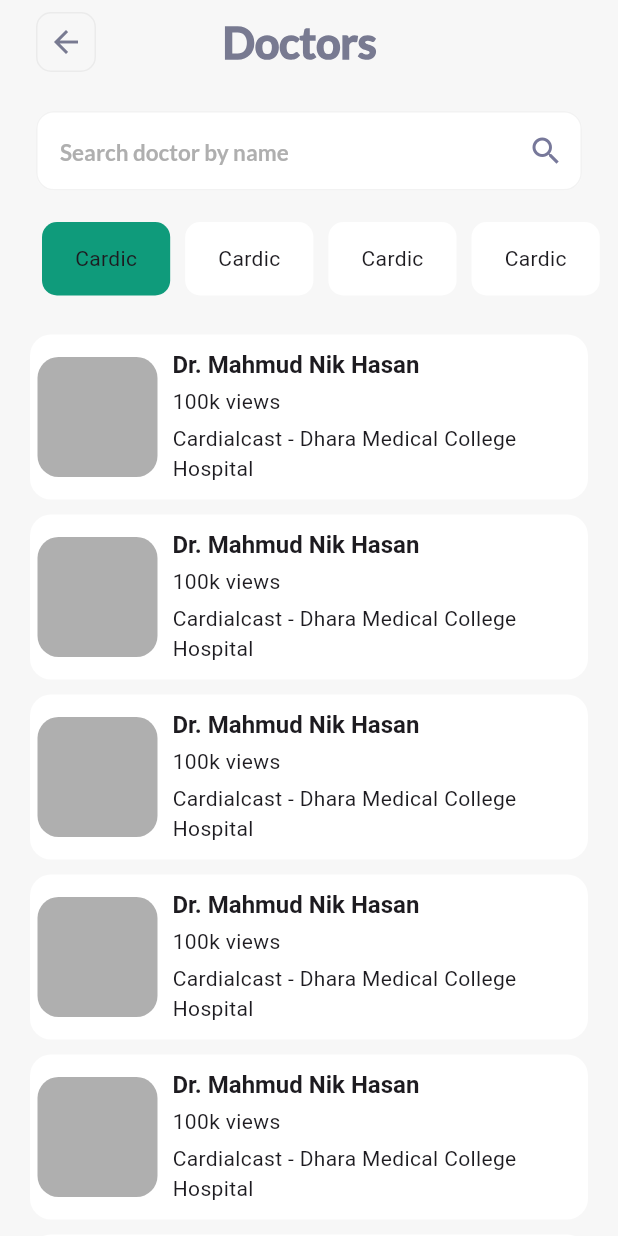
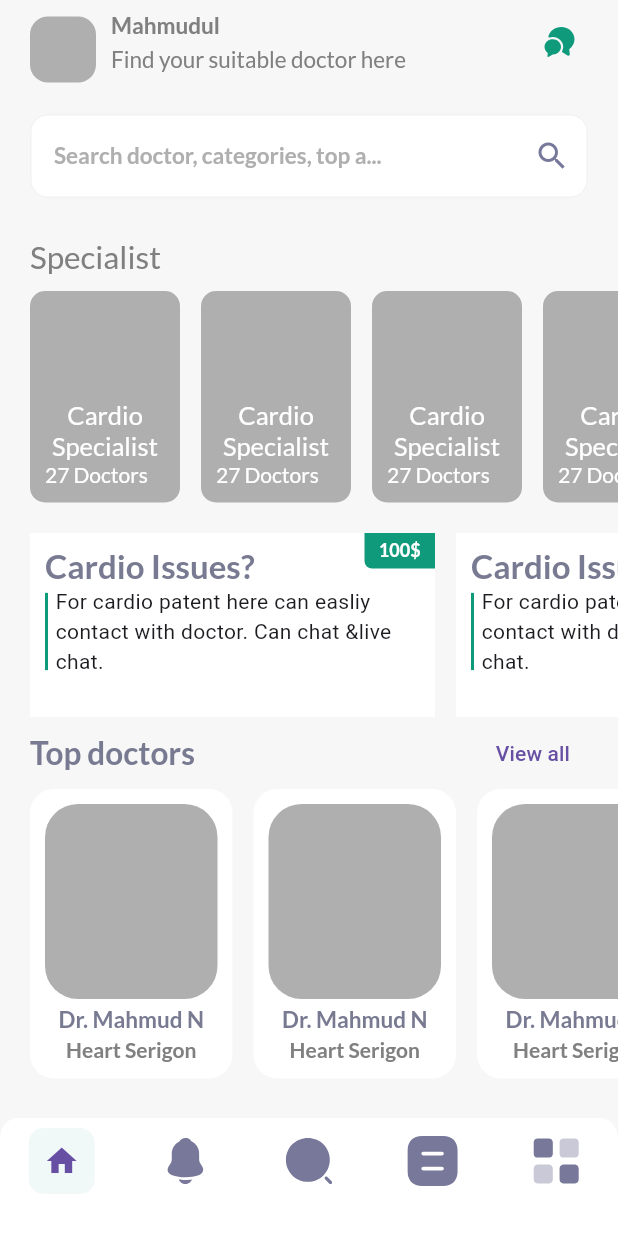
Before and after one commit to YorqinBek7/Clinic-App, a Flutter app: the screen it shows after launch, on a phone screen of 412 x 824 dp. Run offline on Flutter 3.47's test engine with Material 2 defaults, Android fonts, the phone set to English and light mode, and no system bars; our stand-ins replace bloc, flutter_bloc, flutter_svg.

Commit message:
added home screen

```diff
--- /dev/null
+++ b/lib/blocs/bottom_navigation/bottom_navigation_bloc.dart
@@ -0,0 +1,10 @@
+import 'package:bloc/bloc.dart';
+import 'package:flutter/material.dart';
+
+part 'bottom_navigation_event.dart';
+
+class BottomNavigationBloc extends Bloc<BottomNavigationEvent, int> {
+  BottomNavigationBloc() : super(0) {
+    on<BottomNavigationEvent>((event, emit) {});
+  }
+}
--- /dev/null
+++ b/lib/blocs/bottom_navigation/bottom_navigation_event.dart
@@ -0,0 +1,9 @@
+part of 'bottom_navigation_bloc.dart';
+
+@immutable
+abstract class BottomNavigationEvent {}
+
+class BottomNavigationManager extends BottomNavigationEvent {
+  final int index;
+  BottomNavigationManager(this.index);
+}
--- a/lib/main.dart
+++ b/lib/main.dart
@@ -16,7 +16,7 @@ class ClinicApp extends StatelessWidget {
       title: 'Clinic',
       debugShowCheckedModeBanner: false,
       theme: _lightMode(),
-      initialRoute: ConstantRoutes.doctorsScreen,
+      initialRoute: ClinicRoutes.mainTab,
       onGenerateRoute: Routes().generatedRoute,
     );
   }
@@ -44,6 +44,12 @@ class ClinicApp extends StatelessWidget {
           fontSize: 29.0,
           fontWeight: FontWeight.w900,
         ),
+        displayMedium: TextStyle(
+          fontFamily: 'Lato',
+          color: ClinicColors.appBarTextColor,
+          fontSize: 22.0,
+          fontWeight: FontWeight.w800,
+        ),
         displaySmall: TextStyle(
           fontFamily: 'Lato',
           color: ClinicColors.C_808080,
--- a/lib/screens/routers.dart
+++ b/lib/screens/routers.dart
@@ -1,4 +1,5 @@
 import 'package:clinic_app/screens/tab_box/home_screen/doctors_screen/doctors_screen.dart';
+import 'package:clinic_app/screens/tab_box/main_tab.dart';
 import 'package:clinic_app/screens/unknown_screen.dart';
 import 'package:clinic_app/utils/constants.dart';
 import 'package:flutter/widgets.dart';
@@ -6,8 +7,10 @@ import 'package:flutter/widgets.dart';
 class Routes {
   Route generatedRoute(RouteSettings settings) {
     switch (settings.name) {
-      case ConstantRoutes.doctorsScreen:
+      case ClinicRoutes.doctorsScreen:
         return navigateRoute(const DoctorsScreen(), settings);
+      case ClinicRoutes.mainTab:
+        return navigateRoute(const MainTab(), settings);
       default:
         return navigateRoute(const UnknownScreen(), settings);
     }
@@ -15,6 +18,7 @@ class Routes {
 
   PageRouteBuilder navigateRoute(Widget widget, RouteSettings settings) {
     return PageRouteBuilder(
+      transitionDuration: Duration(milliseconds: 600),
       settings: settings,
       pageBuilder: (context, animation, secondaryAnimation) => widget,
       transitionsBuilder: (context, animation, secondaryAnimation, child) =>
--- /dev/null
+++ b/lib/screens/tab_box/global_widgets/custom_search_field.dart
@@ -0,0 +1,43 @@
+import 'package:flutter/material.dart';
+import '../../../utils/colors.dart';
+
+class CustomSearchField extends StatelessWidget {
+  final String hintText;
+  final TextEditingController controller;
+  const CustomSearchField({
+    super.key,
+    required this.hintText,
+    required this.controller,
+  });
+
+  @override
+  Widget build(BuildContext context) {
+    return TextField(
+      controller: controller,
+      decoration: InputDecoration(
+        border: InputBorder.none,
+        focusedBorder: InputBorder.none,
+        errorBorder: InputBorder.none,
+        disabledBorder: InputBorder.none,
+        focusedErrorBorder: InputBorder.none,
+        fillColor: ClinicColors.white,
+        filled: true,
+        hintText: hintText,
+        hintStyle: Theme.of(context)
+            .textTheme
+            .displaySmall!
+            .copyWith(color: ClinicColors.C_AFAFAF),
+        enabledBorder: OutlineInputBorder(
+          borderRadius: BorderRadius.circular(12.0),
+          borderSide: const BorderSide(
+            color: ClinicColors.C_F2F2F2,
+          ),
+        ),
+        suffixIcon: const Icon(
+          Icons.search_sharp,
+          color: ClinicColors.C_77789A,
+        ),
+      ),
+    );
+  }
+}
--- a/lib/screens/tab_box/home_screen/doctors_screen/doctors_screen.dart
+++ b/lib/screens/tab_box/home_screen/doctors_screen/doctors_screen.dart
@@ -28,11 +28,13 @@ class DoctorsScreenView extends StatefulWidget {
 
 class _DoctorsScreenViewState extends State<DoctorsScreenView> {
   int currentIndex = 0;
+  final TextEditingController SearchController = TextEditingController();
   @override
   Widget build(BuildContext context) {
     return Scaffold(
       body: CustomScrollView(
         slivers: [
+          // APPBAR
           SliverAppBar(
             automaticallyImplyLeading: false,
             pinned: true,
@@ -54,12 +56,16 @@ class _DoctorsScreenViewState extends State<DoctorsScreenView> {
           const SliverToBoxAdapter(
             child: SizedBox(height: 18.0),
           ),
+
+          //  SEARCH FIELD
           SliverPersistentHeader(
-            delegate: SearchFields(),
+            delegate: SearchFields(controller: SearchController),
           ),
           const SliverToBoxAdapter(
             child: SizedBox(height: 18.0),
           ),
+
+          // SELECT CATEGORIES BUTTONS
           SliverPersistentHeader(
             pinned: true,
             delegate: SelectCategories(
@@ -109,6 +115,8 @@ class _DoctorsScreenViewState extends State<DoctorsScreenView> {
           const SliverToBoxAdapter(
             child: SizedBox(height: 18.0),
           ),
+          // DOCTORS LIST
+
           SliverList(
             delegate: SliverChildBuilderDelegate(
               childCount: 10,
--- a/lib/screens/tab_box/home_screen/doctors_screen/widgets/search_delegate.dart
+++ b/lib/screens/tab_box/home_screen/doctors_screen/widgets/search_delegate.dart
@@ -1,32 +1,18 @@
-import 'package:clinic_app/utils/colors.dart';
 import 'package:flutter/material.dart';
+import '../../../global_widgets/custom_search_field.dart';
 
 class SearchFields extends SliverPersistentHeaderDelegate {
+  final TextEditingController controller;
+  SearchFields({required this.controller});
+
   @override
   Widget build(
           BuildContext context, double shrinkOffset, bool overlapsContent) =>
       Padding(
         padding: const EdgeInsets.symmetric(horizontal: 24.0),
-        child: TextField(
-          decoration: InputDecoration(
-            fillColor: ClinicColors.white,
-            filled: true,
-            hintText: 'Search doctor by name',
-            hintStyle: Theme.of(context)
-                .textTheme
-                .displaySmall!
-                .copyWith(color: ClinicColors.C_AFAFAF),
-            enabledBorder: OutlineInputBorder(
-              borderRadius: BorderRadius.circular(12.0),
-              borderSide: const BorderSide(
-                color: ClinicColors.C_F2F2F2,
-              ),
-            ),
-            suffixIcon: const Icon(
-              Icons.search_sharp,
-              color: ClinicColors.C_77789A,
-            ),
-          ),
+        child: CustomSearchField(
+          hintText: 'Search doctor by name',
+          controller: controller,
         ),
       );
 
--- a/lib/screens/tab_box/home_screen/doctors_screen/widgets/select_categ_delegate.dart
+++ b/lib/screens/tab_box/home_screen/doctors_screen/widgets/select_categ_delegate.dart
@@ -1,6 +1,5 @@
 import 'package:flutter/widgets.dart';
 import 'package:flutter_bloc/flutter_bloc.dart';
-
 import '../../../../../blocs/listen_pin_categories/listen_pin_categories_bloc.dart';
 
 class SelectCategories extends SliverPersistentHeaderDelegate {
--- a/lib/screens/tab_box/home_screen/home_screen.dart
+++ b/lib/screens/tab_box/home_screen/home_screen.dart
@@ -0,0 +1,320 @@
+import 'package:clinic_app/screens/tab_box/global_widgets/custom_search_field.dart';
+import 'package:clinic_app/utils/colors.dart';
+import 'package:clinic_app/utils/constants.dart';
+import 'package:clinic_app/utils/icons.dart';
+import 'package:flutter/material.dart';
+import 'package:flutter_svg/flutter_svg.dart';
+
+class HomeScreen extends StatelessWidget {
+  HomeScreen({super.key});
+  final TextEditingController _searchTextField = TextEditingController();
+
+  @override
+  Widget build(BuildContext context) {
+    final TextTheme _textStyle = Theme.of(context).textTheme;
+    return Scaffold(
+      appBar: AppBar(
+        actions: [
+          Container(
+            width: 44.0,
+            height: 44.0,
+            margin: EdgeInsets.only(left: 20.0, top: 10.0),
+            decoration: BoxDecoration(
+              borderRadius: BorderRadius.circular(12.0),
+              color: ClinicColors.C_AFAFAF,
+            ),
+          ),
+          SizedBox(
+            width: 10.0,
+          ),
+          Column(
+            crossAxisAlignment: CrossAxisAlignment.start,
+            mainAxisAlignment: MainAxisAlignment.center,
+            children: [
+              Text(
+                'Mahmudul',
+                style: _textStyle.displaySmall,
+              ),
+              SizedBox(
+                height: 5.0,
+              ),
+              Text(
+                'Find your suitable doctor here',
+                style: _textStyle.displaySmall!.copyWith(
+                  fontWeight: FontWeight.w400,
+                ),
+              ),
+            ],
+          ),
+          Spacer(),
+          IconButton(
+            onPressed: () {},
+            icon: SvgPicture.asset(
+              ClinicIcons.notif,
+            ),
+          ),
+          SizedBox(
+            width: 15.0,
+          ),
+        ],
+      ),
+      body: SingleChildScrollView(
+        child: Column(
+          children: [
+            SizedBox(
+              height: 20.0,
+            ),
+            Padding(
+              padding: const EdgeInsets.symmetric(horizontal: 20.0),
+              child: CustomSearchField(
+                hintText: 'Search doctor, categories, top a...',
+                controller: _searchTextField,
+              ),
+            ),
+            SizedBox(
+              height: 26.0,
+            ),
+            Align(
+              alignment: Alignment.centerLeft,
+              child: Padding(
+                padding: const EdgeInsets.symmetric(horizontal: 20.0),
+                child: Text(
+                  'Specialist',
+                  style: _textStyle.displaySmall!.copyWith(
+                    fontSize: 21.0,
+                    fontWeight: FontWeight.w500,
+                  ),
+                ),
+              ),
+            ),
+            SizedBox(
+              height: 10.0,
+            ),
+            _doctorCategoriesView(_textStyle),
+            SizedBox(
+              height: 20.0,
+            ),
+            _suggestionView(_textStyle),
+            Padding(
+              padding: const EdgeInsets.symmetric(horizontal: 20.0),
+              child: Row(
+                mainAxisAlignment: MainAxisAlignment.spaceBetween,
+                children: [
+                  Text(
+                    'Top doctors',
+                    style: Theme.of(context)
+                        .textTheme
+                        .displayMedium!
+                        .copyWith(fontSize: 21.0),
+                  ),
+                  TextButton(
+                    onPressed: () => Navigator.pushNamed(
+                        context, ClinicRoutes.doctorsScreen),
+                    child: Text('View all'),
+                  ),
+                ],
+              ),
+            ),
+            _doctorsView(_textStyle),
+            SizedBox(
+              height: 5.0,
+            )
+          ],
+        ),
+      ),
+    );
+  }
+
+  SizedBox _doctorsView(TextTheme _textStyle) {
+    return SizedBox(
+      height: 193.0,
+      child: ListView.builder(
+        scrollDirection: Axis.horizontal,
+        itemBuilder: (context, index) => Container(
+          width: 135.0,
+          margin: EdgeInsets.only(
+            left: index == 0 ? 20.0 : 14.0,
+            right: index == 10 - 1 ? 20.0 : 0.0,
+          ),
+          decoration: BoxDecoration(
+            color: ClinicColors.white,
+            borderRadius: BorderRadius.circular(16.0),
+          ),
+          padding: EdgeInsets.all(10.0),
+          child: Column(
+            children: [
+              Container(
+                height: 130.0,
+                width: 116.0,
+                decoration: BoxDecoration(
+                  color: ClinicColors.C_AFAFAF,
+                  borderRadius: BorderRadius.circular(22.0),
+                ),
+              ),
+              SizedBox(
+                height: 4.0,
+              ),
+              Flexible(
+                child: Text(
+                  'Dr. Mahmud N',
+                  style: _textStyle.displayMedium!.copyWith(
+                    fontWeight: FontWeight.w700,
+                    fontSize: 15.0,
+                  ),
+                  overflow: TextOverflow.fade,
+                  maxLines: 1,
+                ),
+              ),
+              SizedBox(
+                height: 4.0,
+              ),
+              Flexible(
+                child: Text(
+                  'Heart Serigon',
+                  style: _textStyle.displaySmall!.copyWith(fontSize: 14.0),
+                  overflow: TextOverflow.ellipsis,
+                  maxLines: 1,
+                ),
+              )
+            ],
+          ),
+        ),
+      ),
+    );
+  }
+
+  SizedBox _suggestionView(TextTheme _textStyle) {
+    return SizedBox(
+      height: 123.0,
+      child: ListView.builder(
+        scrollDirection: Axis.horizontal,
+        itemCount: 10,
+        itemBuilder: (context, index) => Stack(
+          children: [
+            Container(
+              padding: EdgeInsets.all(10.0),
+              decoration: BoxDecoration(color: ClinicColors.white),
+              margin: EdgeInsets.only(
+                left: index == 0 ? 20.0 : 14.0,
+                right: index == 10 - 1 ? 20.0 : 0.0,
+              ),
+              height: 123.0,
+              child: Column(
+                crossAxisAlignment: CrossAxisAlignment.start,
+                children: [
+                  Flexible(
+                    child: Text(
+                      'Cardio Issues?',
+                      style: Theme.of(context).textTheme.displayMedium,
+                      overflow: TextOverflow.fade,
+                      maxLines: 2,
+                    ),
+                  ),
+                  SizedBox(
+                    width: 250.0,
+                    child: Row(
+                      mainAxisAlignment: MainAxisAlignment.start,
+                      children: [
+                        Container(
+                          height: 51.5,
+                          width: 2.0,
+                          color: ClinicColors.C_0F9B7B,
+                        ),
+                        SizedBox(
+                          width: 5.0,
+                        ),
+                        Flexible(
+                          child: Text(
+                            "For cardio patent here can easliy contact with doctor. Can chat &live chat.",
+                            maxLines: 3,
+                            overflow: TextOverflow.fade,
+                          ),
+                        ),
+                      ],
+                    ),
+                  )
+                ],
+              ),
+            ),
+            Positioned(
+              right: index == 10 - 1 ? 20.0 : 0.0,
+              child: Container(
+                height: 24.0,
+                width: 47.0,
+                decoration: BoxDecoration(
+                  color: ClinicColors.C_0F9B7B,
+                  borderRadius: BorderRadius.only(
+                    bottomLeft: Radius.circular(5.0),
+                  ),
+                ),
+                child: Center(
+                  child: Text(
+                    '100\$',
+                    style: _textStyle.displaySmall!.copyWith(
+                      color: ClinicColors.white,
+                      fontSize: 12.0,
+                    ),
+                  ),
+                ),
+              ),
+            )
+          ],
+        ),
+      ),
+    );
+  }
+
+  SizedBox _doctorCategoriesView(TextTheme _textStyle) {
+    return SizedBox(
+      height: 141.0,
+      child: ListView.builder(
+        itemCount: 5,
+        scrollDirection: Axis.horizontal,
+        itemBuilder: (context, index) => Container(
+          height: 141.0,
+          margin: EdgeInsets.only(
+            left: index == 0 ? 20.0 : 14.0,
+            right: index == 5 - 1 ? 20.0 : 0.0,
+          ),
+          padding: EdgeInsets.all(10.0),
+          decoration: BoxDecoration(
+            borderRadius: BorderRadius.circular(10.0),
+            color: ClinicColors.C_AFAFAF,
+          ),
+          width: 100.0,
+          child: Column(
+            mainAxisAlignment: MainAxisAlignment.end,
+            crossAxisAlignment: CrossAxisAlignment.start,
+            children: [
+              Flexible(
+                child: Text(
+                  'Cardio Specialist',
+                  style: _textStyle.displaySmall!.copyWith(
+                    fontSize: 17.0,
+                    fontWeight: FontWeight.w500,
+                    color: ClinicColors.white,
+                    overflow: TextOverflow.ellipsis,
+                  ),
+                  textAlign: TextAlign.center,
+                  maxLines: 2,
+                ),
+              ),
+              Flexible(
+                child: Text(
+                  '27 Doctors',
+                  style: _textStyle.displaySmall!.copyWith(
+                    fontSize: 14.0,
+                    fontWeight: FontWeight.w400,
+                    color: ClinicColors.white,
+                  ),
+                  textAlign: TextAlign.center,
+                  maxLines: 1,
+                ),
+              ),
+            ],
+          ),
+        ),
+      ),
+    );
+  }
+}
--- a/lib/screens/tab_box/main_tab.dart
+++ b/lib/screens/tab_box/main_tab.dart
@@ -1,4 +1,8 @@
+import 'package:clinic_app/screens/tab_box/home_screen/home_screen.dart';
+import 'package:clinic_app/utils/colors.dart';
+import 'package:clinic_app/utils/icons.dart';
 import 'package:flutter/material.dart';
+import 'package:flutter_svg/flutter_svg.dart';
 
 class MainTab extends StatelessWidget {
   const MainTab({super.key});
@@ -7,6 +11,60 @@ class MainTab extends StatelessWidget {
   Widget build(BuildContext context) {
     return Scaffold(
       appBar: AppBar(toolbarHeight: 0.0),
+      body: IndexedStack(
+        children: [
+          HomeScreen(),
+        ],
+      ),
+      bottomNavigationBar: ClipRRect(
+        borderRadius: BorderRadius.only(
+          topLeft: Radius.circular(13.0),
+          topRight: Radius.circular(13.0),
+        ),
+        child: BottomNavigationBar(
+          backgroundColor: ClinicColors.white,
+          type: BottomNavigationBarType.fixed,
+          items: [
+            BottomNavigationBarItem(
+              icon: Icon(Icons.home),
+              activeIcon: _activeIcon(Icon(Icons.home)),
+              label: '',
+            ),
+            BottomNavigationBarItem(
+              icon: SvgPicture.asset(ClinicIcons.notifBottom),
+              activeIcon:
+                  _activeIcon(SvgPicture.asset(ClinicIcons.notifBottom)),
+              label: '',
+            ),
+            BottomNavigationBarItem(
+              icon: SvgPicture.asset(ClinicIcons.search),
+              activeIcon: _activeIcon(SvgPicture.asset(ClinicIcons.search)),
+              label: '',
+            ),
+            BottomNavigationBarItem(
+              icon: SvgPicture.asset(ClinicIcons.stats),
+              activeIcon: _activeIcon(SvgPicture.asset(ClinicIcons.stats)),
+              label: '',
+            ),
+            BottomNavigationBarItem(
+              icon: SvgPicture.asset(ClinicIcons.menu),
+              activeIcon: _activeIcon(SvgPicture.asset(ClinicIcons.menu)),
+              label: '',
+            ),
+          ],
+        ),
+      ),
+    );
+  }
+
+  Container _activeIcon(Widget icon) {
+    return Container(
+      padding: EdgeInsets.all(10.0),
+      decoration: BoxDecoration(
+        borderRadius: BorderRadius.circular(10.0),
+        color: ClinicColors.F0F9F8,
+      ),
+      child: icon,
     );
   }
 }
--- a/lib/utils/colors.dart
+++ b/lib/utils/colors.dart
@@ -10,4 +10,5 @@ class ClinicColors {
   static const Color C_AFAFAF = Color(0xffAFAFAF);
   static const Color C_808080 = Color(0xff808080);
   static const Color C_0F9B7B = Color(0xff0F9B7B);
+  static const Color F0F9F8 = Color(0xffF0F9F8);
 }
--- a/lib/utils/constants.dart
+++ b/lib/utils/constants.dart
@@ -1,4 +1,4 @@
-class ConstantRoutes {
-  static const String home = '/';
+class ClinicRoutes {
+  static const String mainTab = '/';
   static const String doctorsScreen = '/doctors_screen';
 }
--- a/lib/utils/icons.dart
+++ b/lib/utils/icons.dart
@@ -1,4 +1,8 @@
 class ClinicIcons {
   //SVG
   static const String search = 'assets/icons/search.svg';
+  static const String menu = 'assets/icons/menu.svg';
+  static const String notifBottom = 'assets/icons/notif_bottom.svg';
+  static const String stats = 'assets/icons/stats.svg';
+  static const String notif = 'assets/icons/notif.svg';
 }
--- a/pubspec.yaml
+++ b/pubspec.yaml
@@ -16,6 +16,7 @@ dependencies:
   flutter_bloc: ^8.1.2
   bloc: ^8.1.1
   device_preview: ^1.1.0
+  flutter_screenutil: ^5.6.1
 
 dev_dependencies:
   flutter_test:
```
Also changed, not shown: assets/icons/menu.svg (added), assets/icons/notif.svg (added), assets/icons/notif_bottom.svg (added), assets/icons/search.svg, assets/icons/stats.svg (added), pubspec.lock.
